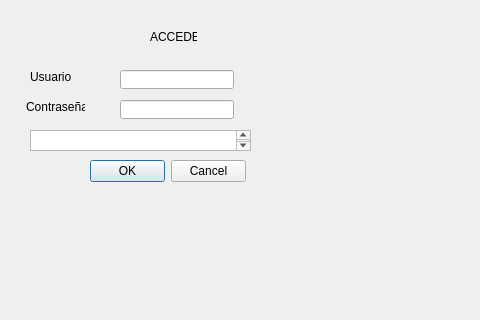
Qt form ingreso.ui (luisallamas01/Entrega3) before a commit; both pictures show x 0 to 480 and y 0 to 320 of the 636 by 434 pixel window.
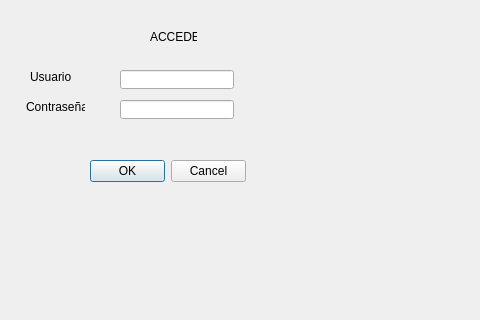
The same form after that commit.

```diff
--- a/ingreso.ui
+++ b/ingreso.ui
@@ -94,15 +94,18 @@
     <string>ACCEDER</string>
    </property>
   </widget>
-  <widget class="QTextEdit" name="mensaje">
+  <widget class="QLabel" name="mensaje">
    <property name="geometry">
     <rect>
-     <x>30</x>
-     <y>130</y>
-     <width>221</width>
-     <height>21</height>
+     <x>60</x>
+     <y>140</y>
+     <width>241</width>
+     <height>20</height>
     </rect>
    </property>
+   <property name="text">
+    <string/>
+   </property>
   </widget>
  </widget>
  <resources/>
```
